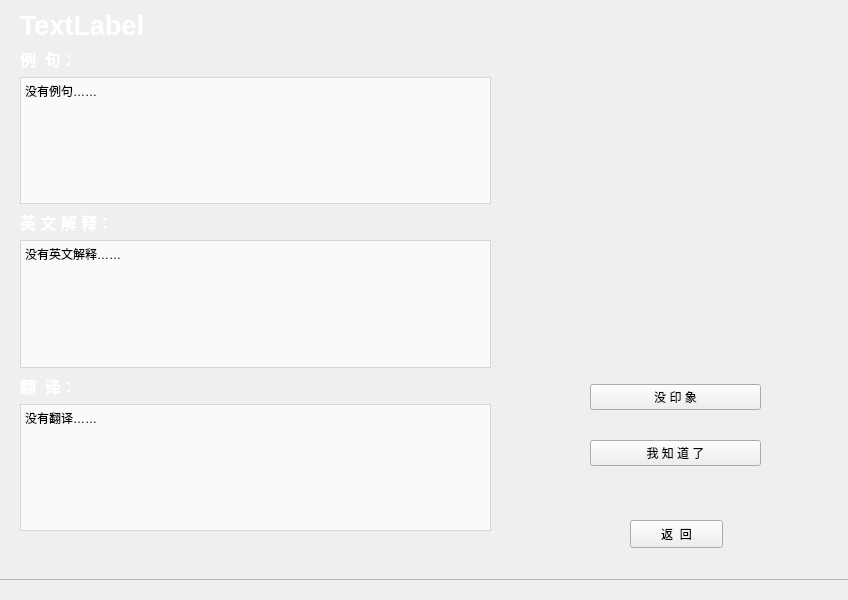
This is recitewindow.ui in OOPtaskgroup/dictionary as Qt 5 draws it before an edit. The edited form follows.
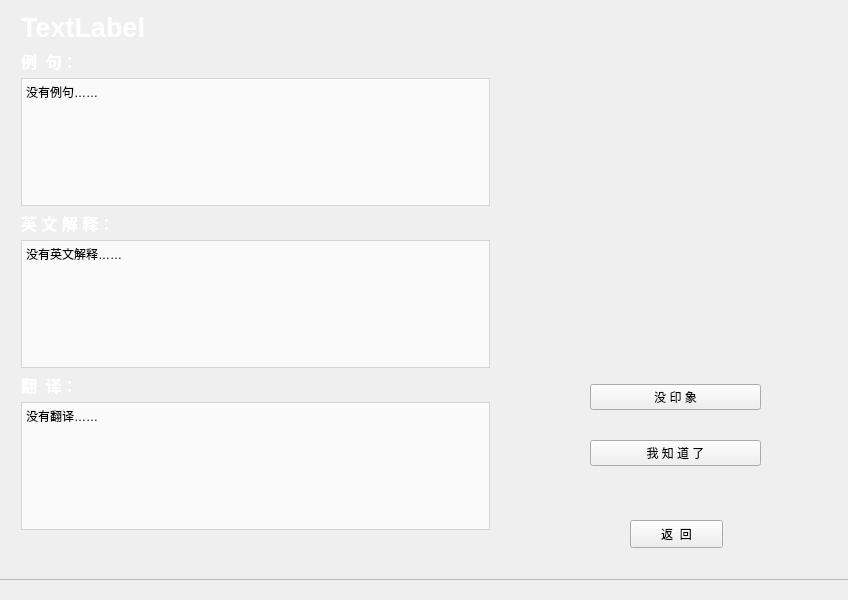
This is the edited form. Icons and pictures are not drawn.

```diff
--- a/recitewindow.ui
+++ b/recitewindow.ui
@@ -26,128 +26,6 @@
    <string>MainWindow</string>
   </property>
   <widget class="QWidget" name="centralwidget">
-   <widget class="QWidget" name="gridLayoutWidget">
-    <property name="geometry">
-     <rect>
-      <x>20</x>
-      <y>10</y>
-      <width>471</width>
-      <height>521</height>
-     </rect>
-    </property>
-    <layout class="QGridLayout" name="gridLayout">
-     <item row="0" column="0">
-      <widget class="QLabel" name="wordLabel">
-       <property name="font">
-        <font>
-         <pointsize>20</pointsize>
-         <weight>75</weight>
-         <bold>true</bold>
-        </font>
-       </property>
-       <property name="styleSheet">
-        <string notr="true">color: rgb(255, 255, 255);</string>
-       </property>
-       <property name="text">
-        <string>TextLabel</string>
-       </property>
-      </widget>
-     </item>
-     <item row="5" column="0">
-      <widget class="QLabel" name="chnLabel">
-       <property name="font">
-        <font>
-         <pointsize>12</pointsize>
-         <weight>75</weight>
-         <bold>true</bold>
-        </font>
-       </property>
-       <property name="styleSheet">
-        <string notr="true">color: rgb(255, 255, 255);</string>
-       </property>
-       <property name="text">
-        <string>翻  译：</string>
-       </property>
-      </widget>
-     </item>
-     <item row="2" column="0">
-      <widget class="QTextBrowser" name="exampleBrowser">
-       <property name="styleSheet">
-        <string notr="true">background-color: rgba(255, 255, 255, 170);</string>
-       </property>
-       <property name="html">
-        <string>&lt;!DOCTYPE HTML PUBLIC &quot;-//W3C//DTD HTML 4.0//EN&quot; &quot;http://www.w3.org/TR/REC-html40/strict.dtd&quot;&gt;
-&lt;html&gt;&lt;head&gt;&lt;meta name=&quot;qrichtext&quot; content=&quot;1&quot; /&gt;&lt;style type=&quot;text/css&quot;&gt;
-p, li { white-space: pre-wrap; }
-&lt;/style&gt;&lt;/head&gt;&lt;body style=&quot; font-family:'SimSun'; font-size:9pt; font-weight:400; font-style:normal;&quot;&gt;
-&lt;p style=&quot; margin-top:0px; margin-bottom:0px; margin-left:0px; margin-right:0px; -qt-block-indent:0; text-indent:0px;&quot;&gt;没有例句……&lt;/p&gt;&lt;/body&gt;&lt;/html&gt;</string>
-       </property>
-      </widget>
-     </item>
-     <item row="4" column="0">
-      <widget class="QTextBrowser" name="engBrowser">
-       <property name="styleSheet">
-        <string notr="true">background-color: rgba(255, 255, 255, 180);</string>
-       </property>
-       <property name="html">
-        <string>&lt;!DOCTYPE HTML PUBLIC &quot;-//W3C//DTD HTML 4.0//EN&quot; &quot;http://www.w3.org/TR/REC-html40/strict.dtd&quot;&gt;
-&lt;html&gt;&lt;head&gt;&lt;meta name=&quot;qrichtext&quot; content=&quot;1&quot; /&gt;&lt;style type=&quot;text/css&quot;&gt;
-p, li { white-space: pre-wrap; }
-&lt;/style&gt;&lt;/head&gt;&lt;body style=&quot; font-family:'SimSun'; font-size:9pt; font-weight:400; font-style:normal;&quot;&gt;
-&lt;p style=&quot; margin-top:0px; margin-bottom:0px; margin-left:0px; margin-right:0px; -qt-block-indent:0; text-indent:0px;&quot;&gt;没有英文解释……&lt;/p&gt;&lt;/body&gt;&lt;/html&gt;</string>
-       </property>
-      </widget>
-     </item>
-     <item row="1" column="0">
-      <widget class="QLabel" name="exampleLabel">
-       <property name="font">
-        <font>
-         <pointsize>12</pointsize>
-         <weight>75</weight>
-         <bold>true</bold>
-        </font>
-       </property>
-       <property name="styleSheet">
-        <string notr="true">color: rgb(255, 255, 255);</string>
-       </property>
-       <property name="text">
-        <string>例  句：</string>
-       </property>
-      </widget>
-     </item>
-     <item row="3" column="0">
-      <widget class="QLabel" name="engLabel">
-       <property name="font">
-        <font>
-         <pointsize>12</pointsize>
-         <weight>75</weight>
-         <bold>true</bold>
-        </font>
-       </property>
-       <property name="styleSheet">
-        <string notr="true">color: rgb(255, 255, 255);</string>
-       </property>
-       <property name="text">
-        <string>英 文 解 释：</string>
-       </property>
-      </widget>
-     </item>
-     <item row="6" column="0">
-      <widget class="QTextBrowser" name="chnBrowser">
-       <property name="styleSheet">
-        <string notr="true">background-color: rgba(255, 255, 255, 180);</string>
-       </property>
-       <property name="html">
-        <string>&lt;!DOCTYPE HTML PUBLIC &quot;-//W3C//DTD HTML 4.0//EN&quot; &quot;http://www.w3.org/TR/REC-html40/strict.dtd&quot;&gt;
-&lt;html&gt;&lt;head&gt;&lt;meta name=&quot;qrichtext&quot; content=&quot;1&quot; /&gt;&lt;style type=&quot;text/css&quot;&gt;
-p, li { white-space: pre-wrap; }
-&lt;/style&gt;&lt;/head&gt;&lt;body style=&quot; font-family:'SimSun'; font-size:9pt; font-weight:400; font-style:normal;&quot;&gt;
-&lt;p style=&quot; margin-top:0px; margin-bottom:0px; margin-left:0px; margin-right:0px; -qt-block-indent:0; text-indent:0px;&quot;&gt;没有翻译……&lt;/p&gt;&lt;/body&gt;&lt;/html&gt;</string>
-       </property>
-      </widget>
-     </item>
-    </layout>
-   </widget>
    <widget class="QWidget" name="verticalLayoutWidget">
     <property name="geometry">
      <rect>
@@ -206,6 +84,158 @@
      <enum>QFrame::Raised</enum>
     </property>
    </widget>
+   <widget class="QLabel" name="chnLabel">
+    <property name="geometry">
+     <rect>
+      <x>21</x>
+      <y>375</y>
+      <width>85</width>
+      <height>20</height>
+     </rect>
+    </property>
+    <property name="font">
+     <font>
+      <pointsize>12</pointsize>
+      <weight>75</weight>
+      <bold>true</bold>
+     </font>
+    </property>
+    <property name="styleSheet">
+     <string notr="true">color: rgb(255, 255, 255);</string>
+    </property>
+    <property name="text">
+     <string>翻  译：</string>
+    </property>
+   </widget>
+   <widget class="QLabel" name="wordLabel">
+    <property name="geometry">
+     <rect>
+      <x>21</x>
+      <y>11</y>
+      <width>162</width>
+      <height>33</height>
+     </rect>
+    </property>
+    <property name="font">
+     <font>
+      <pointsize>20</pointsize>
+      <weight>75</weight>
+      <bold>true</bold>
+     </font>
+    </property>
+    <property name="styleSheet">
+     <string notr="true">color: rgb(255, 255, 255);</string>
+    </property>
+    <property name="text">
+     <string>TextLabel</string>
+    </property>
+   </widget>
+   <widget class="QTextBrowser" name="engBrowser">
+    <property name="geometry">
+     <rect>
+      <x>21</x>
+      <y>240</y>
+      <width>469</width>
+      <height>128</height>
+     </rect>
+    </property>
+    <property name="styleSheet">
+     <string notr="true">background-color: rgba(255, 255, 255, 180);</string>
+    </property>
+    <property name="html">
+     <string>&lt;!DOCTYPE HTML PUBLIC &quot;-//W3C//DTD HTML 4.0//EN&quot; &quot;http://www.w3.org/TR/REC-html40/strict.dtd&quot;&gt;
+&lt;html&gt;&lt;head&gt;&lt;meta name=&quot;qrichtext&quot; content=&quot;1&quot; /&gt;&lt;style type=&quot;text/css&quot;&gt;
+p, li { white-space: pre-wrap; }
+&lt;/style&gt;&lt;/head&gt;&lt;body style=&quot; font-family:'SimSun'; font-size:9pt; font-weight:400; font-style:normal;&quot;&gt;
+&lt;p style=&quot; margin-top:0px; margin-bottom:0px; margin-left:0px; margin-right:0px; -qt-block-indent:0; text-indent:0px;&quot;&gt;没有英文解释……&lt;/p&gt;&lt;/body&gt;&lt;/html&gt;</string>
+    </property>
+   </widget>
+   <widget class="QLabel" name="exampleLabel">
+    <property name="geometry">
+     <rect>
+      <x>21</x>
+      <y>51</y>
+      <width>85</width>
+      <height>20</height>
+     </rect>
+    </property>
+    <property name="font">
+     <font>
+      <pointsize>12</pointsize>
+      <weight>75</weight>
+      <bold>true</bold>
+     </font>
+    </property>
+    <property name="styleSheet">
+     <string notr="true">color: rgb(255, 255, 255);</string>
+    </property>
+    <property name="text">
+     <string>例  句：</string>
+    </property>
+   </widget>
+   <widget class="QLabel" name="engLabel">
+    <property name="geometry">
+     <rect>
+      <x>21</x>
+      <y>213</y>
+      <width>138</width>
+      <height>20</height>
+     </rect>
+    </property>
+    <property name="font">
+     <font>
+      <pointsize>12</pointsize>
+      <weight>75</weight>
+      <bold>true</bold>
+     </font>
+    </property>
+    <property name="styleSheet">
+     <string notr="true">color: rgb(255, 255, 255);</string>
+    </property>
+    <property name="text">
+     <string>英 文 解 释：</string>
+    </property>
+   </widget>
+   <widget class="QTextBrowser" name="exampleBrowser">
+    <property name="geometry">
+     <rect>
+      <x>21</x>
+      <y>78</y>
+      <width>469</width>
+      <height>128</height>
+     </rect>
+    </property>
+    <property name="styleSheet">
+     <string notr="true">background-color: rgba(255, 255, 255, 170);</string>
+    </property>
+    <property name="html">
+     <string>&lt;!DOCTYPE HTML PUBLIC &quot;-//W3C//DTD HTML 4.0//EN&quot; &quot;http://www.w3.org/TR/REC-html40/strict.dtd&quot;&gt;
+&lt;html&gt;&lt;head&gt;&lt;meta name=&quot;qrichtext&quot; content=&quot;1&quot; /&gt;&lt;style type=&quot;text/css&quot;&gt;
+p, li { white-space: pre-wrap; }
+&lt;/style&gt;&lt;/head&gt;&lt;body style=&quot; font-family:'SimSun'; font-size:9pt; font-weight:400; font-style:normal;&quot;&gt;
+&lt;p style=&quot; margin-top:0px; margin-bottom:0px; margin-left:0px; margin-right:0px; -qt-block-indent:0; text-indent:0px;&quot;&gt;没有例句……&lt;/p&gt;&lt;/body&gt;&lt;/html&gt;</string>
+    </property>
+   </widget>
+   <widget class="QTextBrowser" name="chnBrowser">
+    <property name="geometry">
+     <rect>
+      <x>21</x>
+      <y>402</y>
+      <width>469</width>
+      <height>128</height>
+     </rect>
+    </property>
+    <property name="styleSheet">
+     <string notr="true">background-color: rgba(255, 255, 255, 180);</string>
+    </property>
+    <property name="html">
+     <string>&lt;!DOCTYPE HTML PUBLIC &quot;-//W3C//DTD HTML 4.0//EN&quot; &quot;http://www.w3.org/TR/REC-html40/strict.dtd&quot;&gt;
+&lt;html&gt;&lt;head&gt;&lt;meta name=&quot;qrichtext&quot; content=&quot;1&quot; /&gt;&lt;style type=&quot;text/css&quot;&gt;
+p, li { white-space: pre-wrap; }
+&lt;/style&gt;&lt;/head&gt;&lt;body style=&quot; font-family:'SimSun'; font-size:9pt; font-weight:400; font-style:normal;&quot;&gt;
+&lt;p style=&quot; margin-top:0px; margin-bottom:0px; margin-left:0px; margin-right:0px; -qt-block-indent:0; text-indent:0px;&quot;&gt;没有翻译……&lt;/p&gt;&lt;/body&gt;&lt;/html&gt;</string>
+    </property>
+   </widget>
    <zorder>frame</zorder>
    <zorder>gridLayoutWidget</zorder>
    <zorder>verticalLayoutWidget</zorder>
```
Left out of the diff: 7 changed lines with no effect on the pictures.
